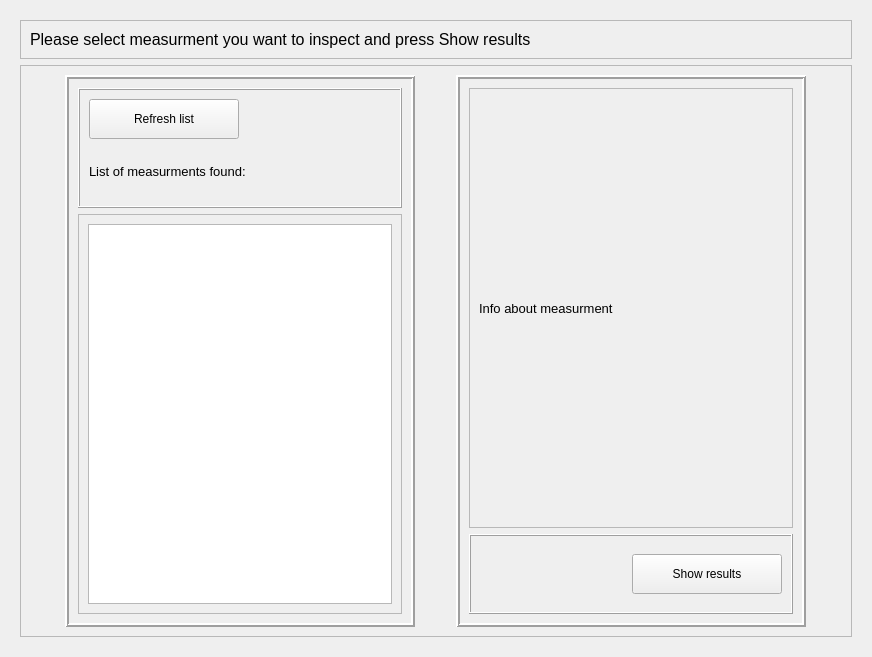
First picture: the form in package/results/gui_results.ui, repository ljengic/BLE_desktop_application, before the edit.
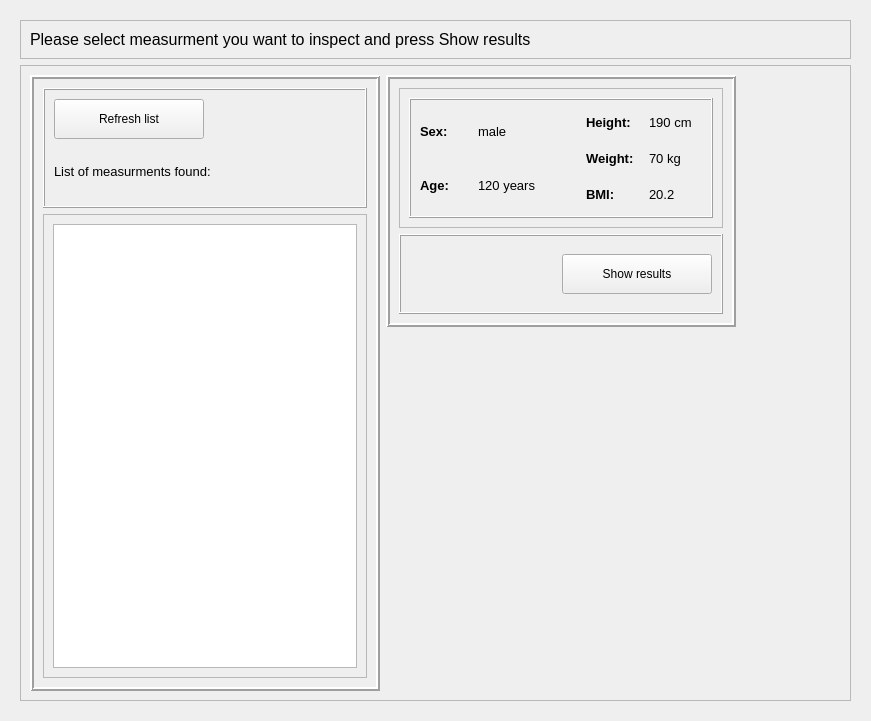
Second picture: the form after the edit.

Commit message: update result showing

```diff
--- a/package/results/gui_results.ui
+++ b/package/results/gui_results.ui
@@ -6,15 +6,15 @@
    <rect>
     <x>0</x>
     <y>0</y>
-    <width>872</width>
-    <height>657</height>
+    <width>871</width>
+    <height>721</height>
    </rect>
   </property>
   <property name="windowTitle">
    <string>Form</string>
   </property>
-  <layout class="QGridLayout" name="gridLayout">
-   <item row="0" column="0">
+  <layout class="QVBoxLayout" name="verticalLayout_5">
+   <item>
     <widget class="QStackedWidget" name="stackedWidget">
      <property name="currentIndex">
       <number>0</number>
@@ -29,8 +29,8 @@
          <property name="frameShadow">
           <enum>QFrame::Raised</enum>
          </property>
-         <layout class="QGridLayout" name="gridLayout_3">
-          <item row="0" column="0">
+         <layout class="QHBoxLayout" name="horizontalLayout_5">
+          <item>
            <widget class="QLabel" name="label_2">
             <property name="font">
              <font>
@@ -146,8 +146,8 @@
                <property name="frameShadow">
                 <enum>QFrame::Raised</enum>
                </property>
-               <layout class="QGridLayout" name="gridLayout_2">
-                <item row="0" column="1">
+               <layout class="QHBoxLayout" name="horizontalLayout_6">
+                <item>
                  <widget class="QListWidget" name="listWidget"/>
                 </item>
                </layout>
@@ -157,11 +157,26 @@
            </widget>
           </item>
           <item>
+           <widget class="QWidget" name="widget_2" native="true">
+            <layout class="QVBoxLayout" name="verticalLayout_7">
+             <property name="leftMargin">
+              <number>0</number>
+             </property>
+             <property name="topMargin">
+              <number>0</number>
+             </property>
+             <property name="rightMargin">
+              <number>0</number>
+             </property>
+             <property name="bottomMargin">
+              <number>0</number>
+             </property>
+             <item>
            <widget class="QFrame" name="frame_5">
             <property name="minimumSize">
              <size>
               <width>350</width>
-              <height>400</height>
+                 <height>0</height>
              </size>
             </property>
             <property name="maximumSize">
@@ -188,17 +203,288 @@
                <property name="frameShadow">
                 <enum>QFrame::Raised</enum>
                </property>
-               <layout class="QGridLayout" name="gridLayout_4">
-                <item row="0" column="0">
-                 <widget class="QLabel" name="label_3">
+                  <layout class="QVBoxLayout" name="verticalLayout_6">
+                   <item>
+                    <widget class="QFrame" name="frame_16">
+                     <property name="minimumSize">
+                      <size>
+                       <width>0</width>
+                       <height>120</height>
+                      </size>
+                     </property>
+                     <property name="maximumSize">
+                      <size>
+                       <width>16777215</width>
+                       <height>120</height>
+                      </size>
+                     </property>
+                     <property name="frameShape">
+                      <enum>QFrame::Box</enum>
+                     </property>
+                     <property name="frameShadow">
+                      <enum>QFrame::Raised</enum>
+                     </property>
+                     <layout class="QHBoxLayout" name="horizontalLayout_12">
+                      <property name="spacing">
+                       <number>50</number>
+                      </property>
+                      <item>
+                       <widget class="QWidget" name="widget_11" native="true">
+                        <layout class="QHBoxLayout" name="horizontalLayout_11">
+                         <property name="spacing">
+                          <number>10</number>
+                         </property>
+                         <property name="leftMargin">
+                          <number>0</number>
+                         </property>
+                         <property name="topMargin">
+                          <number>0</number>
+                         </property>
+                         <property name="rightMargin">
+                          <number>0</number>
+                         </property>
+                         <property name="bottomMargin">
+                          <number>0</number>
+                         </property>
+                         <item>
+                          <widget class="QFrame" name="frame_22">
+                           <layout class="QVBoxLayout" name="verticalLayout_19">
+                            <property name="spacing">
+                             <number>10</number>
+                            </property>
+                            <property name="leftMargin">
+                             <number>0</number>
+                            </property>
+                            <property name="topMargin">
+                             <number>0</number>
+                            </property>
+                            <property name="rightMargin">
+                             <number>0</number>
+                            </property>
+                            <property name="bottomMargin">
+                             <number>0</number>
+                            </property>
+                            <item>
+                             <widget class="QLabel" name="label_28">
                   <property name="font">
                    <font>
                     <pointsize>10</pointsize>
+                                <weight>75</weight>
+                                <bold>true</bold>
                    </font>
                   </property>
                   <property name="text">
-                   <string>Info about measurment</string>
-                  </property>
+                               <string>Sex:</string>
+                              </property>
+                             </widget>
+                            </item>
+                            <item>
+                             <widget class="QLabel" name="label_30">
+                              <property name="font">
+                               <font>
+                                <pointsize>10</pointsize>
+                                <weight>75</weight>
+                                <bold>true</bold>
+                               </font>
+                              </property>
+                              <property name="text">
+                               <string>Age:</string>
+                              </property>
+                             </widget>
+                            </item>
+                           </layout>
+                          </widget>
+                         </item>
+                         <item>
+                          <widget class="QWidget" name="widget_14" native="true">
+                           <layout class="QVBoxLayout" name="verticalLayout_26">
+                            <property name="spacing">
+                             <number>10</number>
+                            </property>
+                            <property name="leftMargin">
+                             <number>0</number>
+                            </property>
+                            <property name="topMargin">
+                             <number>0</number>
+                            </property>
+                            <property name="rightMargin">
+                             <number>0</number>
+                            </property>
+                            <property name="bottomMargin">
+                             <number>0</number>
+                            </property>
+                            <item>
+                             <widget class="QLabel" name="display_sex">
+                              <property name="font">
+                               <font>
+                                <pointsize>10</pointsize>
+                               </font>
+                              </property>
+                              <property name="text">
+                               <string>male</string>
+                              </property>
+                             </widget>
+                            </item>
+                            <item>
+                             <widget class="QLabel" name="display_age">
+                              <property name="font">
+                               <font>
+                                <pointsize>10</pointsize>
+                               </font>
+                              </property>
+                              <property name="text">
+                               <string>120 years</string>
+                              </property>
+                             </widget>
+                            </item>
+                           </layout>
+                          </widget>
+                         </item>
+                        </layout>
+                       </widget>
+                      </item>
+                      <item>
+                       <widget class="QWidget" name="widget_10" native="true">
+                        <layout class="QHBoxLayout" name="horizontalLayout_7">
+                         <property name="spacing">
+                          <number>10</number>
+                         </property>
+                         <property name="leftMargin">
+                          <number>0</number>
+                         </property>
+                         <property name="topMargin">
+                          <number>0</number>
+                         </property>
+                         <property name="rightMargin">
+                          <number>0</number>
+                         </property>
+                         <property name="bottomMargin">
+                          <number>0</number>
+                         </property>
+                         <item>
+                          <widget class="QFrame" name="frame_17">
+                           <layout class="QVBoxLayout" name="verticalLayout_17">
+                            <property name="spacing">
+                             <number>10</number>
+                            </property>
+                            <property name="leftMargin">
+                             <number>0</number>
+                            </property>
+                            <property name="topMargin">
+                             <number>0</number>
+                            </property>
+                            <property name="rightMargin">
+                             <number>0</number>
+                            </property>
+                            <property name="bottomMargin">
+                             <number>0</number>
+                            </property>
+                            <item>
+                             <widget class="QLabel" name="label_22">
+                              <property name="font">
+                               <font>
+                                <pointsize>10</pointsize>
+                                <weight>75</weight>
+                                <bold>true</bold>
+                               </font>
+                              </property>
+                              <property name="text">
+                               <string>Height:</string>
+                              </property>
+                             </widget>
+                            </item>
+                            <item>
+                             <widget class="QLabel" name="label_23">
+                              <property name="font">
+                               <font>
+                                <pointsize>10</pointsize>
+                                <weight>75</weight>
+                                <bold>true</bold>
+                               </font>
+                              </property>
+                              <property name="text">
+                               <string>Weight:</string>
+                              </property>
+                             </widget>
+                            </item>
+                            <item>
+                             <widget class="QLabel" name="label_24">
+                              <property name="font">
+                               <font>
+                                <pointsize>10</pointsize>
+                                <weight>75</weight>
+                                <bold>true</bold>
+                               </font>
+                              </property>
+                              <property name="text">
+                               <string>BMI:</string>
+                              </property>
+                             </widget>
+                            </item>
+                           </layout>
+                          </widget>
+                         </item>
+                         <item>
+                          <widget class="QWidget" name="widget_9" native="true">
+                           <layout class="QVBoxLayout" name="verticalLayout_18">
+                            <property name="spacing">
+                             <number>10</number>
+                            </property>
+                            <property name="leftMargin">
+                             <number>0</number>
+                            </property>
+                            <property name="topMargin">
+                             <number>0</number>
+                            </property>
+                            <property name="rightMargin">
+                             <number>0</number>
+                            </property>
+                            <property name="bottomMargin">
+                             <number>0</number>
+                            </property>
+                            <item>
+                             <widget class="QLabel" name="display_height">
+                              <property name="font">
+                               <font>
+                                <pointsize>10</pointsize>
+                               </font>
+                              </property>
+                              <property name="text">
+                               <string>190 cm</string>
+                              </property>
+                             </widget>
+                            </item>
+                            <item>
+                             <widget class="QLabel" name="display_weight">
+                              <property name="font">
+                               <font>
+                                <pointsize>10</pointsize>
+                               </font>
+                              </property>
+                              <property name="text">
+                               <string>70 kg</string>
+                              </property>
+                             </widget>
+                            </item>
+                            <item>
+                             <widget class="QLabel" name="display_bmi">
+                              <property name="font">
+                               <font>
+                                <pointsize>10</pointsize>
+                               </font>
+                              </property>
+                              <property name="text">
+                               <string>20.2</string>
+                              </property>
+                             </widget>
+                            </item>
+                           </layout>
+                          </widget>
+                         </item>
+                        </layout>
+                       </widget>
+                      </item>
+                     </layout>
                  </widget>
                 </item>
                </layout>
@@ -257,6 +543,22 @@
             </layout>
            </widget>
           </item>
+             <item>
+              <spacer name="verticalSpacer">
+               <property name="orientation">
+                <enum>Qt::Vertical</enum>
+               </property>
+               <property name="sizeHint" stdset="0">
+                <size>
+                 <width>20</width>
+                 <height>332</height>
+                </size>
+               </property>
+              </spacer>
+             </item>
+            </layout>
+           </widget>
+          </item>
          </layout>
         </widget>
        </item>
```
Left out of the diff: 12 changed lines with no effect on the pictures. Lines whose indentation alone changed are shown as unchanged. The commit also changes 2 other files.
